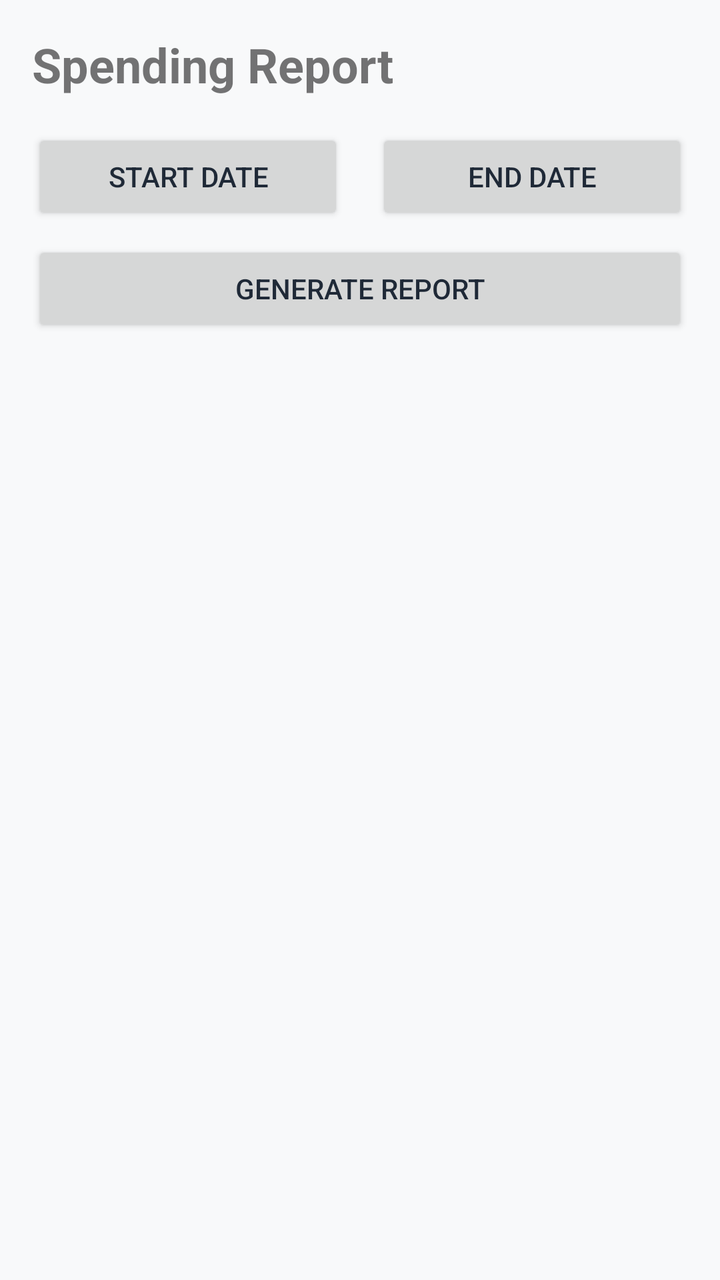
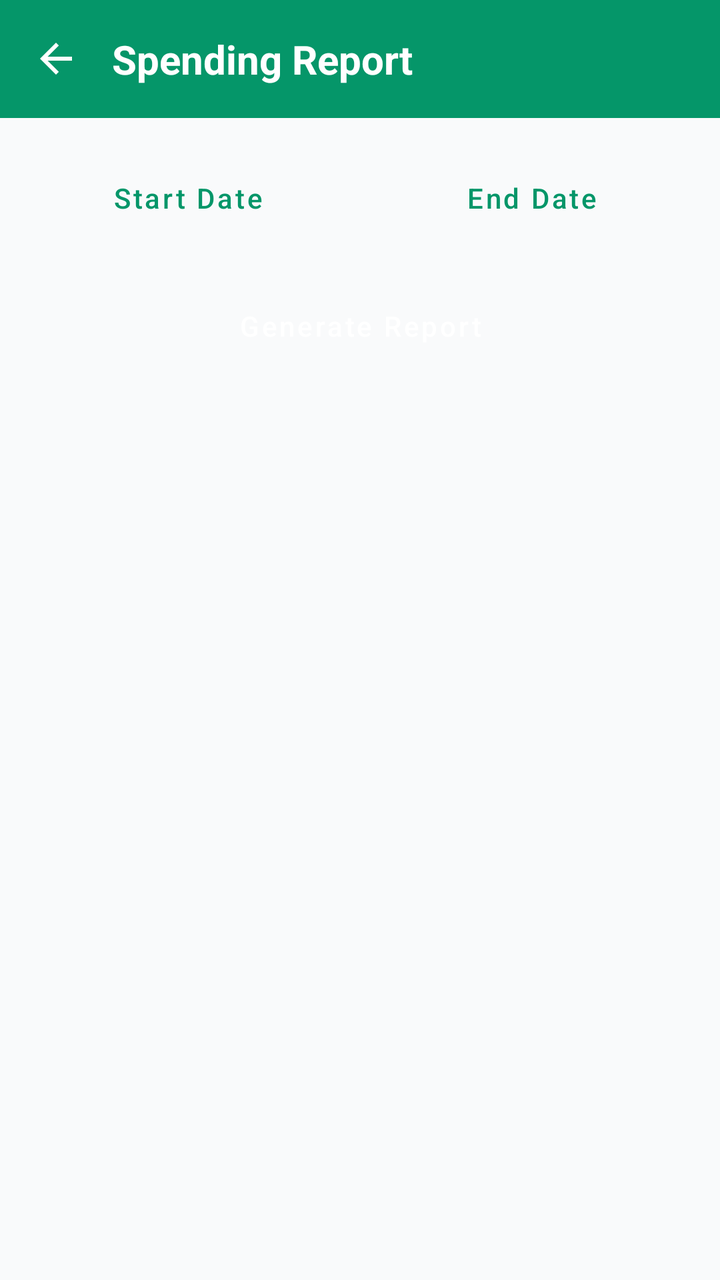

Screens rendered from an Android XML layout before and after an edit, with the pre-edit source and the edit as a unified diff.
<!-- AndroidManifest.xml: activity theme Theme.Monied.NoActionBar -->
<!-- res/layout/activity_spending_report.xml -->
<?xml version="1.0" encoding="utf-8"?>
<LinearLayout xmlns:android="http://schemas.android.com/apk/res/android"
    android:layout_width="match_parent"
    android:layout_height="match_parent"
    android:orientation="vertical"
    android:padding="16dp"
    android:background="#F8F9FA">

    <TextView
        android:layout_width="wrap_content"
        android:layout_height="wrap_content"
        android:text="Spending Report"
        android:textSize="24sp"
        android:textStyle="bold"
        android:layout_marginBottom="16dp"/>

    <LinearLayout
        android:layout_width="match_parent"
        android:layout_height="wrap_content"
        android:orientation="horizontal"
        android:weightSum="2">

        <Button
            android:id="@+id/btnStartDate"
            android:layout_width="0dp"
            android:layout_height="wrap_content"
            android:layout_weight="1"
            android:text="Start Date"
            android:layout_marginEnd="8dp"/>

        <Button
            android:id="@+id/btnEndDate"
            android:layout_width="0dp"
            android:layout_height="wrap_content"
            android:layout_weight="1"
            android:text="End Date"
            android:layout_marginStart="8dp"/>
    </LinearLayout>

    <Button
        android:id="@+id/btnGenerateReport"
        android:layout_width="match_parent"
        android:layout_height="wrap_content"
        android:text="Generate Report"
        android:layout_marginTop="8dp"
        android:layout_marginBottom="16dp"/>

    <androidx.recyclerview.widget.RecyclerView
        android:id="@+id/rvReportList"
        android:layout_width="match_parent"
        android:layout_height="match_parent" />

</LinearLayout>
<!-- resources referenced by this layout -->
<resources>
  <style name="Theme.Monied.NoActionBar" parent="Theme.Monied">
          <item name="windowActionBar">false</item>
          <item name="windowNoTitle">true</item>
      </style>
  <color name="emerald_600">#059669</color>
  <color name="emerald_700">#047857</color>
  <color name="white">#FFFFFF</color>
  <color name="emerald_500">#10B981</color>
  <color name="background_light">#F9FAFB</color>
  <color name="surface_light">#FFFFFF</color>
  <color name="text_primary_light">#1F2937</color>
  <color name="text_secondary_light">#6B7280</color>
  <color name="error">#DC2626</color>
  <style name="Widget.Monied.BottomNavigationView" parent="Widget.MaterialComponents.BottomNavigationView">
          <item name="itemIconTint">@color/bottom_nav_color</item>
          <item name="itemTextColor">@color/bottom_nav_color</item>
          <item name="android:background">@color/white</item>
          <item name="elevation">8dp</item>
          <item name="labelVisibilityMode">labeled</item>
      </style>
  <style name="Widget.Monied.Button" parent="Widget.MaterialComponents.Button">
          <item name="android:textColor">@color/white</item>
          <item name="backgroundTint">@color/emerald_600</item>
          <item name="cornerRadius">8dp</item>
          <item name="android:minHeight">48dp</item>
          <item name="android:textAllCaps">false</item>
          <item name="android:fontFamily">sans-serif-medium</item>
      </style>
  <style name="Widget.Monied.CardView" parent="Widget.MaterialComponents.CardView">
          <item name="cardCornerRadius">16dp</item>
          <item name="cardElevation">2dp</item>
          <item name="cardBackgroundColor">@color/white</item>
      </style>
  <style name="Widget.Monied.TextInputLayout" parent="Widget.MaterialComponents.TextInputLayout.OutlinedBox">
          <item name="boxStrokeColor">@color/emerald_600</item>
          <item name="hintTextColor">@color/emerald_600</item>
          <item name="android:textColorHint">@color/gray_500</item>
      </style>
  <color name="gray_500">#6B7280</color>
  <!-- unchanged entries left out for length: 1 -->
</resources>

<!-- the commit's change to res/layout/activity_spending_report.xml (unified diff, before → after) -->
@@ -1,53 +1,85 @@
 <?xml version="1.0" encoding="utf-8"?>
 <LinearLayout xmlns:android="http://schemas.android.com/apk/res/android"
+    xmlns:app="http://schemas.android.com/apk/res-auto"
     android:layout_width="match_parent"
     android:layout_height="match_parent"
     android:orientation="vertical"
-    android:padding="16dp"
-    android:background="#F8F9FA">
+    android:background="?attr/android:windowBackground">
 
-    <TextView
-        android:layout_width="wrap_content"
+    
+    <LinearLayout
+        android:layout_width="match_parent"
         android:layout_height="wrap_content"
-        android:text="Spending Report"
-        android:textSize="24sp"
-        android:textStyle="bold"
-        android:layout_marginBottom="16dp"/>
+        android:background="@color/emerald_600"
+        android:orientation="horizontal"
+        android:padding="16dp"
+        android:gravity="center_vertical">
+
+        <ImageButton
+            android:id="@+id/btnBack"
+            android:layout_width="wrap_content"
+            android:layout_height="wrap_content"
+            android:background="?attr/selectableItemBackgroundBorderless"
+            android:src="@drawable/ic_back"
+            app:tint="@color/white"
+            android:contentDescription="@string/cd_back_button" />
+
+        <TextView
+            android:layout_width="wrap_content"
+            android:layout_height="wrap_content"
+            android:layout_marginStart="16dp"
+            android:text="Spending Report"
+            android:textColor="@color/white"
+            android:textSize="20sp"
+            android:textStyle="bold" />
+    </LinearLayout>
 
     <LinearLayout
         android:layout_width="match_parent"
-        android:layout_height="wrap_content"
-        android:orientation="horizontal"
-        android:weightSum="2">
+        android:layout_height="match_parent"
+        android:orientation="vertical"
+        android:padding="16dp">
+
+        <LinearLayout
+            android:layout_width="match_parent"
+            android:layout_height="wrap_content"
+            android:orientation="horizontal"
+            android:weightSum="2">
+
+            <Button
+                android:id="@+id/btnStartDate"
+                style="@style/Widget.Monied.Button.Outlined"
+                android:layout_width="0dp"
+                android:layout_height="wrap_content"
+                android:layout_weight="1"
+                android:text="Start Date"
+                android:layout_marginEnd="8dp"/>
+
+            <Button
+                android:id="@+id/btnEndDate"
+                style="@style/Widget.Monied.Button.Outlined"
+                android:layout_width="0dp"
+                android:layout_height="wrap_content"
+                android:layout_weight="1"
+                android:text="End Date"
+                android:layout_marginStart="8dp"/>
+        </LinearLayout>
 
         <Button
-            android:id="@+id/btnStartDate"
-            android:layout_width="0dp"
+            android:id="@+id/btnGenerateReport"
+            style="@style/Widget.Monied.Button"
+            android:layout_width="match_parent"
             android:layout_height="wrap_content"
-            android:layout_weight="1"
-            android:text="Start Date"
-            android:layout_marginEnd="8dp"/>
+            android:text="Generate Report"
+            android:layout_marginTop="16dp"
+            android:layout_marginBottom="16dp" />
 
-        <Button
-            android:id="@+id/btnEndDate"
-            android:layout_width="0dp"
-            android:layout_height="wrap_content"
-            android:layout_weight="1"
-            android:text="End Date"
-            android:layout_marginStart="8dp"/>
+        <androidx.recyclerview.widget.RecyclerView
+            android:id="@+id/rvReportList"
+            android:layout_width="match_parent"
+            android:layout_height="match_parent"
+            android:clipToPadding="false"
+            android:paddingBottom="16dp"/>
+
     </LinearLayout>
-
-    <Button
-        android:id="@+id/btnGenerateReport"
-        android:layout_width="match_parent"
-        android:layout_height="wrap_content"
-        android:text="Generate Report"
-        android:layout_marginTop="8dp"
-        android:layout_marginBottom="16dp"/>
-
-    <androidx.recyclerview.widget.RecyclerView
-        android:id="@+id/rvReportList"
-        android:layout_width="match_parent"
-        android:layout_height="match_parent" />
-
 </LinearLayout>
<!-- resource entries referenced after the edit -->
@@ -7,6 +7,18 @@
   <color name="emerald_600">#059669</color>
   <color name="emerald_700">#047857</color>
   <color name="white">#FFFFFF</color>
+  <!-- drawable ic_back (drawable) -->
+  <vector xmlns:android="http://schemas.android.com/apk/res/android"
+      android:width="24dp"
+      android:height="24dp"
+      android:viewportWidth="24"
+      android:viewportHeight="24"
+      android:tint="#333333">
+      <path
+          android:fillColor="@android:color/white"
+          android:pathData="M20,11H7.83l5.59,-5.59L12,4l-8,8 8,8 1.41,-1.41L7.83,13H20v-2z"/>
+  </vector>
+  <string name="cd_back_button">Back button</string>
   <color name="emerald_500">#10B981</color>
   <color name="background_light">#F9FAFB</color>
   <color name="surface_light">#FFFFFF</color>
@@ -28,6 +40,13 @@
           <item name="android:textAllCaps">false</item>
           <item name="android:fontFamily">sans-serif-medium</item>
       </style>
+  <style name="Widget.Monied.Button.Outlined" parent="Widget.MaterialComponents.Button.OutlinedButton">
+          <item name="android:textColor">@color/emerald_600</item>
+          <item name="strokeColor">@color/emerald_600</item>
+          <item name="cornerRadius">8dp</item>
+          <item name="android:minHeight">48dp</item>
+          <item name="android:textAllCaps">false</item>
+      </style>
   <style name="Widget.Monied.CardView" parent="Widget.MaterialComponents.CardView">
           <item name="cardCornerRadius">16dp</item>
           <item name="cardElevation">2dp</item>
